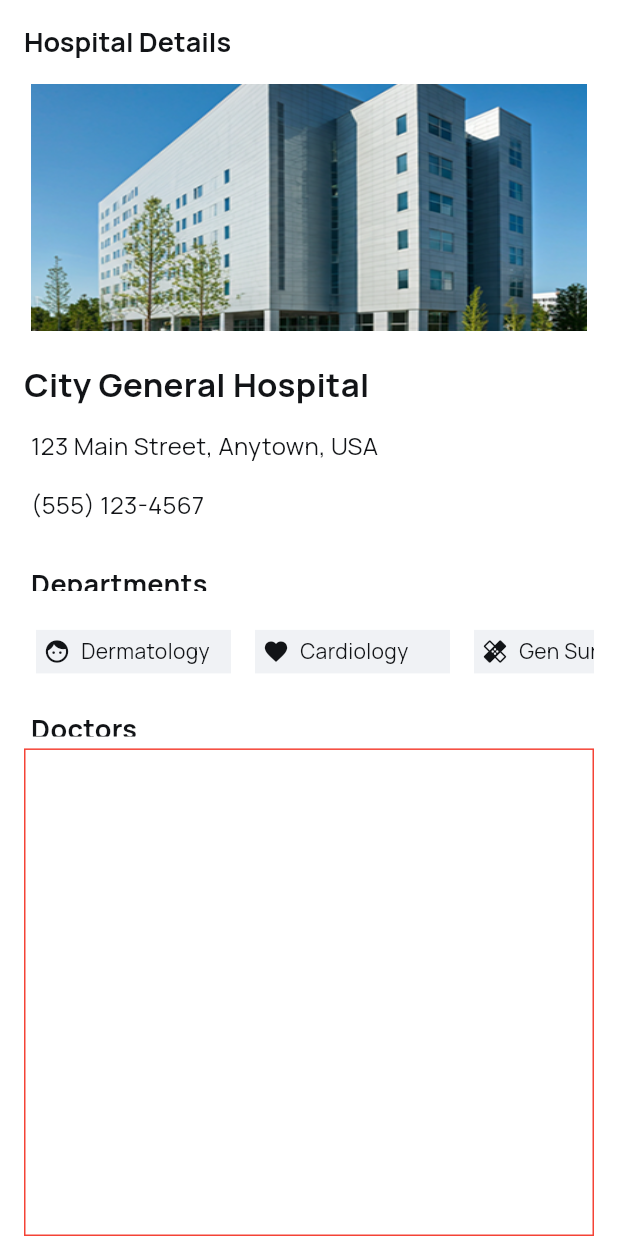
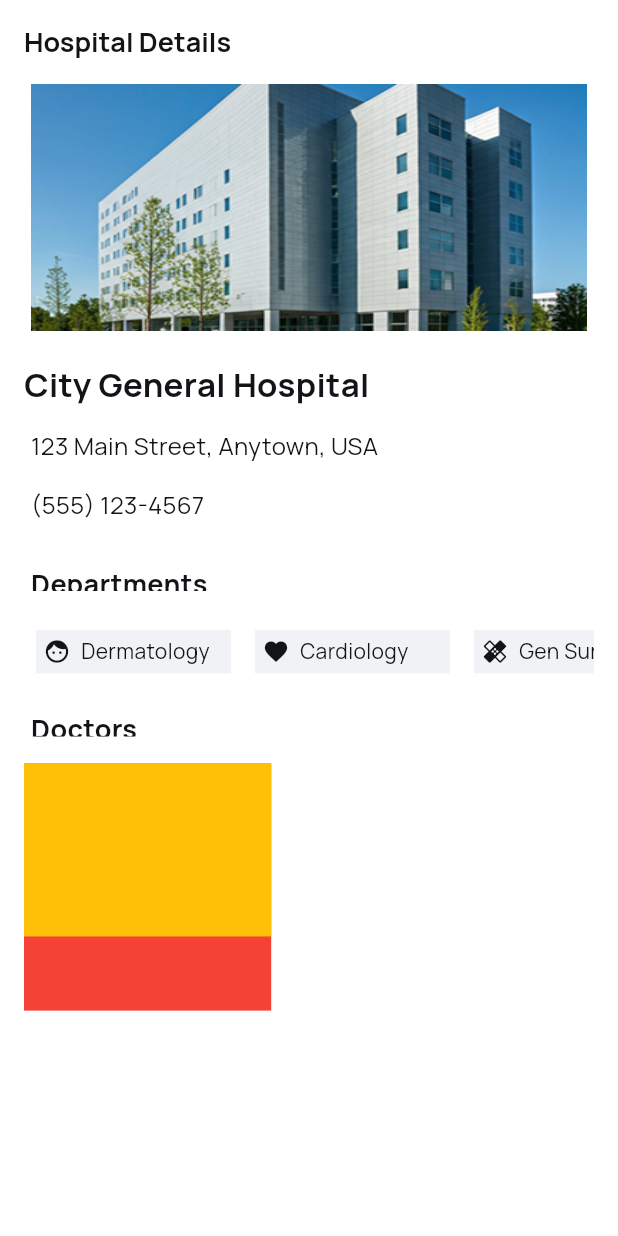
Before and after one commit to jagjeet78/getwell_final, a Flutter app: the screen it shows after launch, on a phone screen of 412 x 824 dp. Run offline on Flutter 3.47's test engine with Material 3 defaults, Android fonts, the phone set to English and light mode, and no system bars; our stand-ins replace flutter_dotenv, flutter_otp_text_field, flutter_secure_storage, get, google_fonts, intl_phone_number_input and 1 more; accounts and stored records are empty.

Commit message:
the some basic ui changes again ~Jagjeet

```diff
--- a/lib/pages/hospitaldetailspage.dart
+++ b/lib/pages/hospitaldetailspage.dart
@@ -32,6 +32,7 @@ class _HospitaldetailspageState extends State<Hospitaldetailspage> {
 
         body: Padding(
           padding: EdgeInsets.symmetric(horizontal: 16),
+          child: SingleChildScrollView(
             child: Column(
               children: [
                 Container(
@@ -55,15 +56,13 @@ class _HospitaldetailspageState extends State<Hospitaldetailspage> {
                     padding: EdgeInsets.only(top: 20, bottom: 12),
                     child: Row(
                       children: [
-                      Expanded(
-                        child: Container(
+                        Container(
                           child: Text(
                             'City General Hospital',
                             style: GoogleFonts.manrope(
                               fontSize: 22,
                               fontWeight: FontWeight.bold,
                               color: AppColor.primarycolor,
-                            ),
                             ),
                           ),
                         ),
@@ -203,18 +202,56 @@ class _HospitaldetailspageState extends State<Hospitaldetailspage> {
                     ),
                   ),
                 ),
+                SizedBox(height: 10),
 
-              Flexible(
-                child: Container(
-                  decoration: BoxDecoration(
-                    border: Border.all(color: Colors.red),
+
+                Container(
+                  height: Get.height * 0.20,
+                  child: ListView(
+                    scrollDirection: Axis.horizontal,
+                    children: [
+
+                   doctorcard(),
+                    ],
                   ),
+                )
+
+
+              ],
             ),
-              ),
-            ],
           ),
         ),
       ),
     );
   }
 }
+
+
+
+
+
+
+
+
+
+Widget doctorcard(){
+  return Container(
+    height: Get.height * 0.14,
+    width: Get.width * 0.4,
+    color: Colors.red,
+    child: Column(
+      children: [
+
+        Container(
+          height:Get.height*0.14,
+          width: Get.width*0.40,
+          color: Colors.amber,
+        ),
+
+        Container(
+
+        )
+      ],
+    ),
+  );
+}
```
Lines whose indentation alone changed are shown as unchanged.
